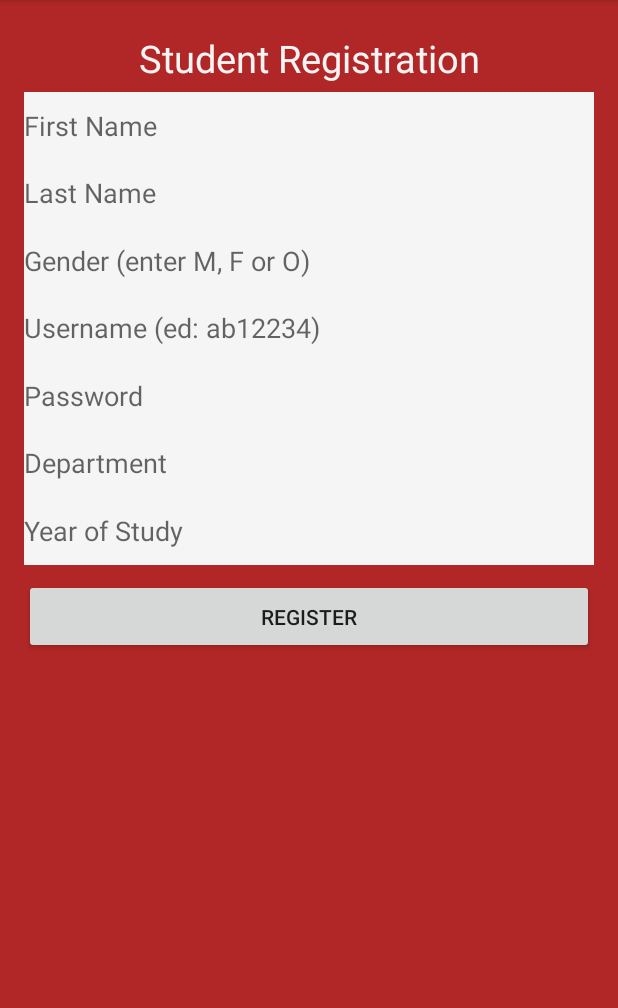
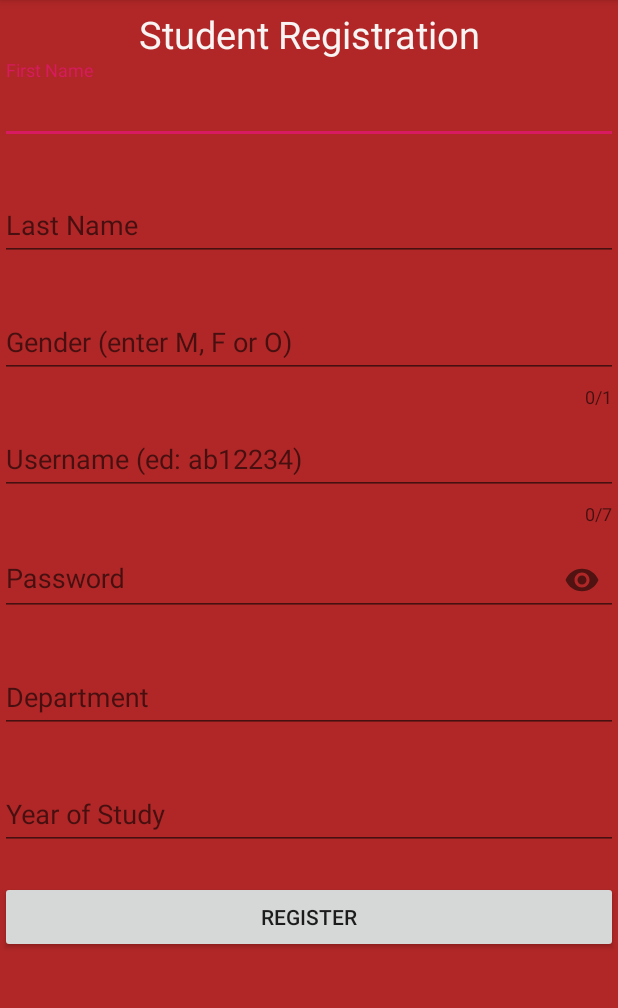
Before and after one commit to kartsridhar/BristolBuddies, an Android app: the screen it shows after launch (Register), after a tap on "New Student? Click here to register!", on a phone screen of 412 x 824 dp, the part 84-1092 px from its top. Run offline under Robolectric (Android 15) with nearby library versions, the light colour scheme and no system bars; our stand-ins replace Volley; libraries missing offline, so code that uses them is left out: com.facebook, com.facebook.login.

Commit message:
made changes to GLogin and Register, need to run

```diff
--- a/Bristol-Buddies-SPE/app/build.gradle
+++ b/Bristol-Buddies-SPE/app/build.gradle
@@ -22,6 +22,7 @@ android {
 dependencies {
     implementation fileTree(dir: 'libs', include: ['*.jar'])
     implementation 'com.android.support:appcompat-v7:28.0.0'
+    implementation 'com.android.support:design:28.0.0'
     implementation 'com.android.support.constraint:constraint-layout:1.1.3'
     implementation 'com.android.support:design:28.0.0'
     implementation 'com.google.android.gms:play-services-auth:16.0.0'
--- a/Bristol-Buddies-SPE/app/src/main/java/com/example/karthik/mvp/Activity/Register.java
+++ b/Bristol-Buddies-SPE/app/src/main/java/com/example/karthik/mvp/Activity/Register.java
@@ -1,6 +1,7 @@
 package com.example.karthik.mvp.Activity;
 
 import android.content.Intent;
+import android.support.design.widget.TextInputLayout;
 import android.support.v7.app.AppCompatActivity;
 import android.os.Bundle;
 import android.view.View;
@@ -20,7 +21,7 @@ import retrofit2.converter.gson.GsonConverterFactory;
 
 public class Register extends AppCompatActivity {
 
-    EditText firstName, lastName, uName, uGender, uPass, uDept, uYos;
+    TextInputLayout firstName, lastName, uName, uGender, uPass, uDept, uYos;
     String db_fname, db_lname, db_uname, db_ugender, db_upass, db_udept, db_uyos, db_unat, db_uint,db_upers,db_upref;
     Button register;
     private RetroAPI retroAPI;
@@ -39,10 +40,6 @@ public class Register extends AppCompatActivity {
         uYos = findViewById(R.id.yos);
         register = findViewById(R.id.regButton);
 
-
-
-
-
         //----------------------------------------------------------
         //TESTING PUTTING DATA
         Gson gson = new GsonBuilder().serializeNulls().create();
@@ -56,17 +53,66 @@ public class Register extends AppCompatActivity {
         register.setOnClickListener(new View.OnClickListener() {
             @Override
             public void onClick(View v) {
-                db_fname = firstName.getText().toString();
-                db_lname = lastName.getText().toString();
-                db_uname = uName.getText().toString();
-                db_ugender = uGender.getText().toString();
-                db_upass = uPass.getText().toString();
-                db_udept = uDept.getText().toString();
-                db_uyos = uYos.getText().toString();
+                db_fname = firstName.getEditText().getText().toString().trim();
+                db_lname = lastName.getEditText().getText().toString().trim();
+                db_uname = uName.getEditText().getText().toString().trim();
+                db_ugender = uGender.getEditText().getText().toString().trim();
+                db_upass = uPass.getEditText().getText().toString().trim();
+                db_udept = uDept.getEditText().getText().toString().trim();
+                db_uyos = uYos.getEditText().getText().toString().trim();
                 db_unat = "";
                 db_uint = "";
                 db_upers="";
                 db_upref="";
+
+//                if (db_fname.isEmpty()) {
+//                    firstName.setError("Field can't be empty");
+//                } else {
+//                    firstName.setError(null);
+//                }
+//
+//                if (db_lname.isEmpty()) {
+//                    lastName.setError("Field can't be empty");
+//                } else {
+//                    lastName.setError(null);
+//                }
+//
+//                if (db_uname.isEmpty()) {
+//                    uName.setError("Field can't be empty");
+//                } else if (db_uname.length() > 7) {
+//                    uName.setError("Username too long");
+//                }
+//                else {
+//                    uName.setError(null);
+//                }
+//
+//                if (db_ugender.isEmpty()) {
+//                    uGender.setError("Field can't be empty");
+//                } else if (db_ugender.length() > 1) {
+//                    uName.setError("Please enter M, F, O only!");
+//                }
+//                else {
+//                    uGender.setError(null);
+//                }
+//
+//                if (db_upass.isEmpty()) {
+//                    uPass.setError("Field can't be empty");
+//                } else {
+//                    uPass.setError(null);
+//                }
+//
+//                if (db_udept.isEmpty()) {
+//                    uDept.setError("Field can't be empty");
+//                } else {
+//                    uDept.setError(null);
+//                }
+//
+//                if (db_uyos.isEmpty()) {
+//                    uYos.setError("Field can't be empty");
+//                } else {
+//                    uYos.setError(null);
+//                }
+
                 final Student student = new Student(db_fname, db_lname, db_ugender, db_uname, db_upass, db_udept, db_uyos,db_unat,db_uint,db_upers,db_upref,"");
                 Intent j = new Intent(getApplicationContext(), Questionaire.class);
                 j.putExtra("serialize_data1",student);
@@ -76,5 +122,4 @@ public class Register extends AppCompatActivity {
         });
     }
 
-
 }
--- /dev/null
+++ b/Bristol-Buddies-SPE/app/src/main/res/drawable/ic_message_black_24dp.xml
@@ -0,0 +1,9 @@
+<vector xmlns:android="http://schemas.android.com/apk/res/android"
+        android:width="24dp"
+        android:height="24dp"
+        android:viewportWidth="24.0"
+        android:viewportHeight="24.0">
+    <path
+        android:fillColor="#FF000000"
+        android:pathData="M20,2L4,2c-1.1,0 -1.99,0.9 -1.99,2L2,22l4,-4h14c1.1,0 2,-0.9 2,-2L22,4c0,-1.1 -0.9,-2 -2,-2zM18,14L6,14v-2h12v2zM18,11L6,11L6,9h12v2zM18,8L6,8L6,6h12v2z"/>
+</vector>
--- a/Bristol-Buddies-SPE/app/src/main/res/layout/activity_google_login.xml
+++ b/Bristol-Buddies-SPE/app/src/main/res/layout/activity_google_login.xml
@@ -12,11 +12,10 @@
         android:layout_height="wrap_content"
         android:text="Please sign in with your UoB email for life ID"
         android:textColor="#e6e3e3"
-        android:gravity="center_horizontal"
         android:textSize="30sp"
         android:id="@+id/textView"
+        android:gravity="center_horizontal"
         android:layout_centerHorizontal="true"
-        android:layout_marginTop="100dp"
         />
 
     <com.google.android.gms.common.SignInButton
@@ -30,24 +29,26 @@
         android:layout_width="wrap_content"
         android:layout_height="wrap_content"
         android:text="OR"
+        android:id="@+id/ortv"
+        android:layout_below="@+id/signInBtn"
         android:textColor="#e6e3e3"
-        android:layout_marginTop="350dp"
         android:layout_centerHorizontal="true"
         android:textSize="20sp"/>
 
     <Button
         android:layout_width="wrap_content"
         android:layout_height="wrap_content"
-        android:layout_margin="400dp"
         android:layout_centerHorizontal="true"
+        android:layout_below="@+id/ortv"
         android:text="login"
         android:id="@+id/loginButton"/>
 
     <TextView
         android:layout_width="wrap_content"
         android:layout_height="wrap_content"
-        android:layout_margin="470dp"
         android:layout_centerHorizontal="true"
+        android:layout_centerVertical="true"
+        android:layout_below="@+id/loginButton"
         android:text="New Student? Click here to register!"
         android:textColor="#3da5ce"
         android:id="@+id/regButton"/>
--- a/Bristol-Buddies-SPE/app/src/main/res/layout/activity_register.xml
+++ b/Bristol-Buddies-SPE/app/src/main/res/layout/activity_register.xml
@@ -1,15 +1,13 @@
 <?xml version="1.0" encoding="utf-8"?>
-<RelativeLayout xmlns:android="http://schemas.android.com/apk/res/android"
+<LinearLayout
+    xmlns:android="http://schemas.android.com/apk/res/android"
     xmlns:app="http://schemas.android.com/apk/res-auto"
     xmlns:tools="http://schemas.android.com/tools"
     android:layout_width="match_parent"
     android:layout_height="match_parent"
-    android:paddingLeft="16dp"
-    android:paddingRight="16dp"
-    android:paddingTop="16dp"
-    android:paddingBottom="16dp"
     android:background="#b12727"
-    tools:context=".Activity.Register">
+    tools:context=".Activity.Register"
+    android:orientation="vertical">
 
     <TextView
         android:layout_width="match_parent"
@@ -24,79 +22,134 @@
         android:layout_marginTop="5dp"
         />
 
-    <EditText
+    <android.support.design.widget.TextInputLayout
+        android:layout_width="match_parent"
+        android:layout_height="wrap_content"
         android:id="@+id/fName"
+        app:errorEnabled="true">
+
+        <android.support.design.widget.TextInputEditText
+
             android:layout_width="match_parent"
-        android:layout_height="45dp"
-        android:layout_marginTop="45dp"
-        android:background="@color/browser_actions_bg_grey"
+            android:layout_height="wrap_content"
             android:hint="First Name"
-        android:inputType="text" />
+            android:layout_gravity="center_horizontal"
+            android:inputType="text"/>
 
-    <EditText
+    </android.support.design.widget.TextInputLayout>
+
+    <android.support.design.widget.TextInputLayout
+        android:layout_width="match_parent"
+        android:layout_height="wrap_content"
         android:id="@+id/lName"
+        android:paddingTop="1dp"
+        app:errorEnabled="true">
+
+        <android.support.design.widget.TextInputEditText
+
             android:layout_width="match_parent"
-        android:layout_height="45dp"
-        android:layout_marginTop="90dp"
-        android:background="@color/browser_actions_bg_grey"
+            android:layout_height="wrap_content"
             android:hint="Last Name"
-        android:inputType="text" />
+            android:layout_gravity="center_horizontal"
+            android:inputType="text"/>
 
-    <EditText
+    </android.support.design.widget.TextInputLayout>
+
+    <android.support.design.widget.TextInputLayout
+        android:layout_width="match_parent"
+        android:layout_height="wrap_content"
         android:id="@+id/gender"
+        android:paddingTop="1dp"
+        app:counterEnabled="true"
+        app:counterMaxLength="1"
+        app:errorEnabled="true">
+
+        <android.support.design.widget.TextInputEditText
+
             android:layout_width="match_parent"
-        android:layout_height="45dp"
-        android:layout_marginTop="135dp"
-        android:background="@color/browser_actions_bg_grey"
+            android:layout_height="wrap_content"
             android:hint="Gender (enter M, F or O)"
-        android:inputType="text" />
+            android:layout_gravity="center_horizontal"
+            android:inputType="text"/>
 
-    <EditText
+    </android.support.design.widget.TextInputLayout>
+
+    <android.support.design.widget.TextInputLayout
+        android:layout_width="match_parent"
+        android:layout_height="wrap_content"
         android:id="@+id/studID"
+        android:paddingTop="1dp"
+        app:counterEnabled="true"
+        app:counterMaxLength="7"
+        app:errorEnabled="true">
+
+        <android.support.design.widget.TextInputEditText
+
             android:layout_width="match_parent"
-        android:layout_height="45dp"
-        android:layout_marginTop="180dp"
-        android:background="@color/browser_actions_bg_grey"
+            android:layout_height="wrap_content"
             android:hint="Username (ed: ab12234)"
-        android:inputType="text"
-        android:textSize="18sp" />
+            android:layout_gravity="center_horizontal"
+            android:inputType="text"/>
 
-    <EditText
+    </android.support.design.widget.TextInputLayout>
+
+    <android.support.design.widget.TextInputLayout
+        android:layout_width="match_parent"
+        android:layout_height="wrap_content"
         android:id="@+id/studPass"
+        android:paddingTop="1dp"
+        app:errorEnabled="true"
+        app:passwordToggleEnabled="true">
+
+        <android.support.design.widget.TextInputEditText
+
             android:layout_width="match_parent"
-        android:layout_height="45dp"
-        android:layout_marginTop="225dp"
-        android:background="@color/browser_actions_bg_grey"
-        android:ems="10"
+            android:layout_height="wrap_content"
             android:hint="Password"
-        android:inputType="textPassword"
-        android:textSize="18sp" />
+            android:layout_gravity="center_horizontal"
+            android:inputType="textPassword"/>
 
-    <EditText
+    </android.support.design.widget.TextInputLayout>
+
+    <android.support.design.widget.TextInputLayout
+        android:layout_width="match_parent"
+        android:layout_height="wrap_content"
         android:id="@+id/dept"
+        android:paddingTop="1dp"
+        app:errorEnabled="true">
+
+        <android.support.design.widget.TextInputEditText
+
             android:layout_width="match_parent"
-        android:layout_height="45dp"
-        android:layout_marginTop="270dp"
-        android:background="@color/browser_actions_bg_grey"
+            android:layout_height="wrap_content"
             android:hint="Department"
-        android:inputType="text"
-        android:textSize="18sp" />
+            android:layout_gravity="center_horizontal"
+            android:inputType="text"/>
 
-    <EditText
+    </android.support.design.widget.TextInputLayout>
+
+    <android.support.design.widget.TextInputLayout
+        android:layout_width="match_parent"
+        android:layout_height="wrap_content"
         android:id="@+id/yos"
+        android:paddingTop="1dp"
+        app:errorEnabled="true">
+
+        <android.support.design.widget.TextInputEditText
+
             android:layout_width="match_parent"
-        android:layout_height="45dp"
-        android:layout_marginTop="315dp"
-        android:background="@color/browser_actions_bg_grey"
+            android:layout_height="wrap_content"
             android:hint="Year of Study"
-        android:inputType="number"
-        android:textSize="18sp" />
+            android:layout_gravity="center_horizontal"
+            android:inputType="text"/>
+
+    </android.support.design.widget.TextInputLayout>
 
     <Button
         android:layout_width="match_parent"
-        android:layout_height="50dp"
+        android:layout_height="wrap_content"
         android:text="register"
         android:id="@+id/regButton"
-        android:layout_marginTop="370dp"/>
+        android:layout_gravity="center_horizontal"/>
 
-</RelativeLayout>
+</LinearLayout>
```
Lines whose indentation alone changed are shown as unchanged.
